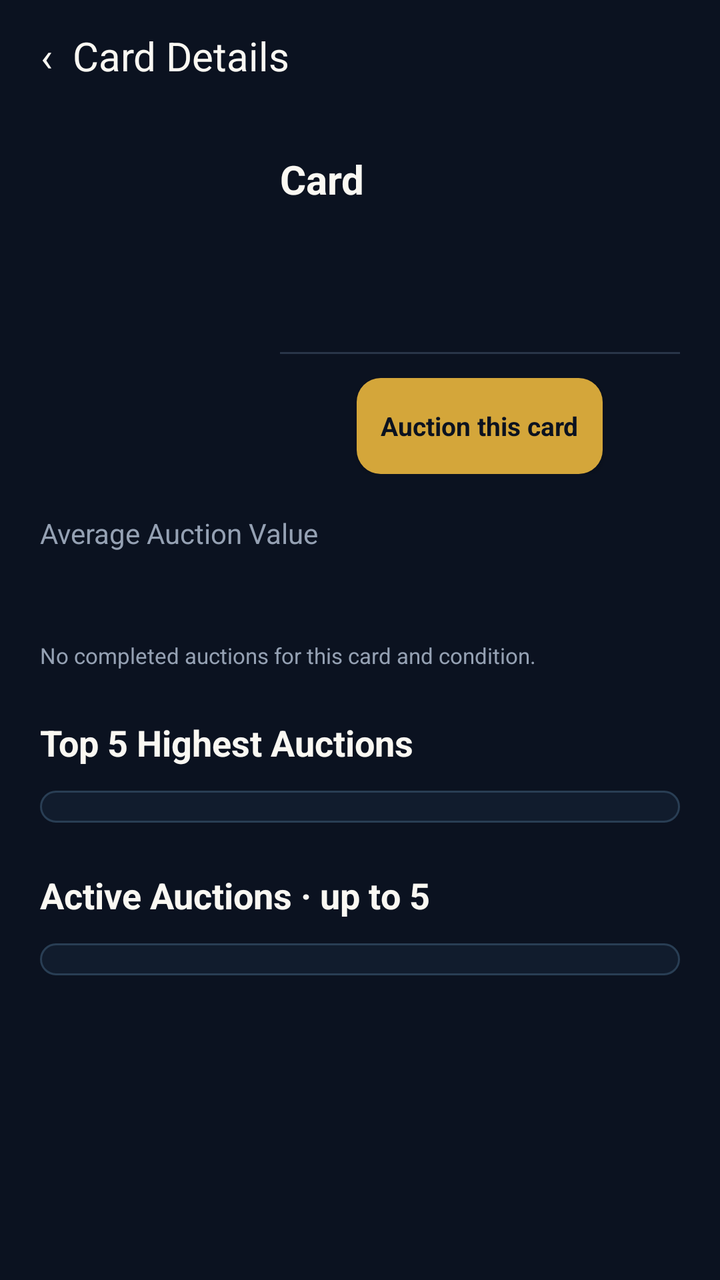
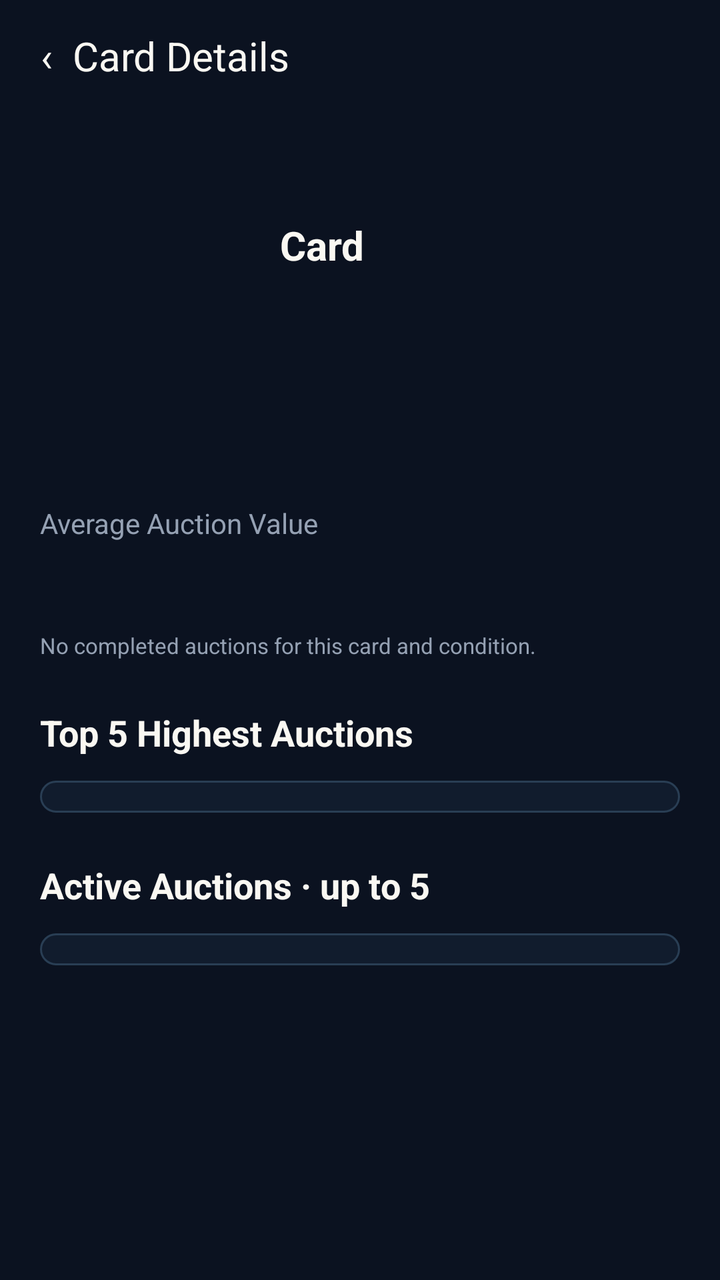

Compare the two renders of this Android layout. The source of the first and the diff that turns it into the second are given below.
<!-- AndroidManifest.xml: application theme Theme.Deckbid -->
<!-- res/layout/activity_card_details.xml -->
<?xml version="1.0" encoding="utf-8"?>
<LinearLayout xmlns:android="http://schemas.android.com/apk/res/android"
    android:layout_width="match_parent"
    android:layout_height="match_parent"
    android:orientation="vertical"
    android:background="#0B1220"
    android:fitsSystemWindows="true">
    <Button
        android:id="@+id/back_button"
        android:layout_width="wrap_content"
        android:layout_height="56dp"
        android:background="@android:color/transparent"
        android:text="‹  Card Details"
        android:textAllCaps="false"
        android:textSize="20sp"
        android:textColor="#FAF8F2"
        android:paddingStart="20dp"
        android:paddingEnd="20dp"/>
    <ScrollView
        android:layout_width="match_parent"
        android:layout_height="0dp"
        android:layout_weight="1">
        <LinearLayout
            android:layout_width="match_parent"
            android:layout_height="wrap_content"
            android:orientation="vertical"
            android:padding="20dp">
            <LinearLayout
                android:layout_width="match_parent"
                android:layout_height="wrap_content"
                android:orientation="horizontal">
                <ImageView
                    android:id="@+id/detail_image"
                    android:layout_width="104dp"
                    android:layout_height="156dp"
                    android:scaleType="fitCenter"/>
                <LinearLayout
                    android:layout_width="0dp"
                    android:layout_height="wrap_content"
                    android:layout_weight="1"
                    android:layout_marginStart="16dp"
                    android:orientation="vertical">
                    <TextView
                        android:id="@+id/detail_name"
                        android:layout_width="match_parent"
                        android:layout_height="wrap_content"
                        android:text="Card"
                        android:textSize="20sp"
                        android:textColor="#FAF8F2"
                        android:textStyle="bold"/>
                    <TextView
                        android:id="@+id/detail_set"
                        android:layout_width="match_parent"
                        android:layout_height="wrap_content"
                        android:layout_marginTop="2dp"
                        android:textSize="14sp"
                        android:textColor="#BAC5D3"/>
                    <LinearLayout
                        android:layout_width="match_parent"
                        android:layout_height="wrap_content"
                        android:layout_marginTop="10dp"
                        android:orientation="horizontal"
                        android:gravity="center_vertical"
                        android:baselineAligned="false"
                        android:clipToPadding="false">
                        <ImageView
                            android:id="@+id/detail_game_logo"
                            android:layout_width="68dp"
                            android:layout_height="32dp"
                            android:scaleType="fitCenter"/>
                        <TextView
                            android:id="@+id/detail_condition"
                            android:layout_width="wrap_content"
                            android:layout_height="wrap_content"
                            android:layout_marginStart="8dp"
                            android:elevation="3dp"
                            android:textSize="13sp"/>
                    </LinearLayout>
                    <View
                        android:layout_width="match_parent"
                        android:layout_height="1dp"
                        android:layout_marginTop="10dp"
                        android:layout_marginBottom="6dp"
                        android:background="#293548"/>
                    <Button
                        android:id="@+id/card_auction_button"
                        android:layout_width="wrap_content"
                        android:layout_height="wrap_content"
                        android:layout_gravity="center_horizontal"
                        android:minWidth="0dp"
                        android:minHeight="48dp"
                        android:layout_marginTop="6dp"
                        android:paddingStart="12dp"
                        android:paddingEnd="12dp"
                        android:background="@drawable/button_gold"
                        android:backgroundTint="@null"
                        android:text="Auction this card"
                        android:textSize="13sp"
                        android:textStyle="bold"
                        android:textColor="#0B1220"
                        android:textAllCaps="false"/>
                    <TextView
                        android:id="@+id/card_auction_status"
                        android:layout_width="wrap_content"
                        android:layout_height="wrap_content"
                        android:layout_marginTop="2dp"
                        android:fontFamily="sans-serif-medium"
                        android:textColor="#EFCD77"
                        android:textSize="14sp"
                        android:visibility="gone"/>
                    <TextView
                        android:id="@+id/card_auction_clock"
                        android:layout_width="wrap_content"
                        android:layout_height="wrap_content"
                        android:layout_marginTop="2dp"
                        android:textColor="#D6DCE4"
                        android:textSize="13sp"
                        android:visibility="gone"/>

                </LinearLayout>
            </LinearLayout>
            <TextView
                android:layout_width="match_parent"
                android:layout_height="wrap_content"
                android:text="Average Auction Value"
                android:textSize="14sp"
                android:textColor="#95A1B3"
                android:layout_marginTop="20dp"/>
            <LinearLayout
                android:layout_width="match_parent"
                android:layout_height="wrap_content"
                android:orientation="horizontal"
                android:gravity="center_vertical">
                <TextView
                    android:id="@+id/detail_value"
                    android:layout_width="0dp"
                    android:layout_height="wrap_content"
                    android:layout_weight="1"
                    android:textSize="30sp"
                    android:textStyle="bold"
                    android:textColor="#FAF8F2"/>
                <TextView
                    android:id="@+id/detail_change"
                    android:layout_width="wrap_content"
                    android:layout_height="wrap_content"
                    android:textSize="16sp"
                    android:textColor="#4CD6A0"/>
            </LinearLayout>
            <TextView
                android:id="@+id/detail_note"
                android:layout_width="match_parent"
                android:layout_height="wrap_content"
                android:text="No completed auctions for this card and condition."
                android:textSize="11sp"
                android:textColor="#95A1B3"
                android:layout_marginTop="4dp"/>
            <TextView
                android:layout_width="match_parent"
                android:layout_height="wrap_content"
                android:text="Top 5 Highest Auctions"
                android:textSize="18sp"
                android:textColor="#FAF8F2"
                android:textStyle="bold"
                android:layout_marginTop="24dp"
                android:layout_marginBottom="12dp"/>
            <LinearLayout
                android:id="@+id/highest_table"
                android:layout_width="match_parent"
                android:layout_height="wrap_content"
                android:orientation="vertical"
                android:padding="8dp"
                android:background="@drawable/binder_panel"/>
            <TextView
                android:layout_width="match_parent"
                android:layout_height="wrap_content"
                android:text="Active Auctions · up to 5"
                android:textSize="18sp"
                android:textColor="#FAF8F2"
                android:textStyle="bold"
                android:layout_marginTop="24dp"
                android:layout_marginBottom="12dp"/>
            <LinearLayout
                android:id="@+id/active_table"
                android:layout_width="match_parent"
                android:layout_height="wrap_content"
                android:orientation="vertical"
                android:padding="8dp"
                android:background="@drawable/binder_panel"/>
        </LinearLayout>
    </ScrollView>
</LinearLayout>
<!-- resources referenced by this layout -->
<resources>
  <!-- drawable binder_panel (drawable) -->
  <?xml version="1.0" encoding="utf-8"?>
  <shape xmlns:android="http://schemas.android.com/apk/res/android">
      <solid
          android:color="#111C2D"/>
      <corners
          android:radius="12dp"/>
      <stroke
          android:width="1dp"
          android:color="#293E54"/>
  </shape>
  <!-- drawable button_gold (drawable) -->
  <?xml version="1.0" ?>
  <shape xmlns:android="http://schemas.android.com/apk/res/android" android:shape="rectangle">
      <solid android:color="@color/gold"/>
      <corners android:radius="12dp"/>
  </shape>
  <style name="Theme.Deckbid" parent="android:style/Theme.Material.NoActionBar">
          <item name="android:fontFamily">sans-serif</item>
          <item name="android:colorAccent">#D4A63A</item>
          <item name="android:windowBackground">#0B1220</item>
          <item name="android:statusBarColor">#0B1220</item>
          <item name="android:navigationBarColor">#0B1220</item>
          <item name="android:windowLightStatusBar">false</item>
          <item name="android:colorBackground">#0B1220</item>
          <item name="android:windowAnimationStyle">@null</item>
      </style>
  <color name="gold">#D4A63A</color>
</resources>

<!-- the commit's change to res/layout/activity_card_details.xml (unified diff, before → after) -->
@@ -28,7 +28,9 @@
             <LinearLayout
                 android:layout_width="match_parent"
                 android:layout_height="wrap_content"
-                android:orientation="horizontal">
+                android:orientation="horizontal"
+                android:gravity="center_vertical"
+                android:baselineAligned="false">
                 <ImageView
                     android:id="@+id/detail_image"
                     android:layout_width="104dp"
@@ -77,28 +79,13 @@
                             android:textSize="13sp"/>
                     </LinearLayout>
                     <View
+                        android:id="@+id/card_status_divider"
+                        android:visibility="gone"
                         android:layout_width="match_parent"
                         android:layout_height="1dp"
                         android:layout_marginTop="10dp"
                         android:layout_marginBottom="6dp"
                         android:background="#293548"/>
-                    <Button
-                        android:id="@+id/card_auction_button"
-                        android:layout_width="wrap_content"
-                        android:layout_height="wrap_content"
-                        android:layout_gravity="center_horizontal"
-                        android:minWidth="0dp"
-                        android:minHeight="48dp"
-                        android:layout_marginTop="6dp"
-                        android:paddingStart="12dp"
-                        android:paddingEnd="12dp"
-                        android:background="@drawable/button_gold"
-                        android:backgroundTint="@null"
-                        android:text="Auction this card"
-                        android:textSize="13sp"
-                        android:textStyle="bold"
-                        android:textColor="#0B1220"
-                        android:textAllCaps="false"/>
                     <TextView
                         android:id="@+id/card_auction_status"
                         android:layout_width="wrap_content"
@@ -119,6 +106,24 @@
 
                 </LinearLayout>
             </LinearLayout>
+            <Button
+                android:id="@+id/card_auction_button"
+                android:layout_width="wrap_content"
+                android:layout_height="wrap_content"
+                android:layout_gravity="center_horizontal"
+                android:layout_marginTop="16dp"
+                android:minWidth="152dp"
+                android:minHeight="50dp"
+                android:paddingStart="26dp"
+                android:paddingEnd="26dp"
+                android:background="@drawable/button_gold"
+                android:backgroundTint="@null"
+                android:text="Auction Card"
+                android:textSize="16sp"
+                android:textStyle="bold"
+                android:textColor="#0B1220"
+                android:textAllCaps="false"
+                android:visibility="gone"/>
             <TextView
                 android:layout_width="match_parent"
                 android:layout_height="wrap_content"
